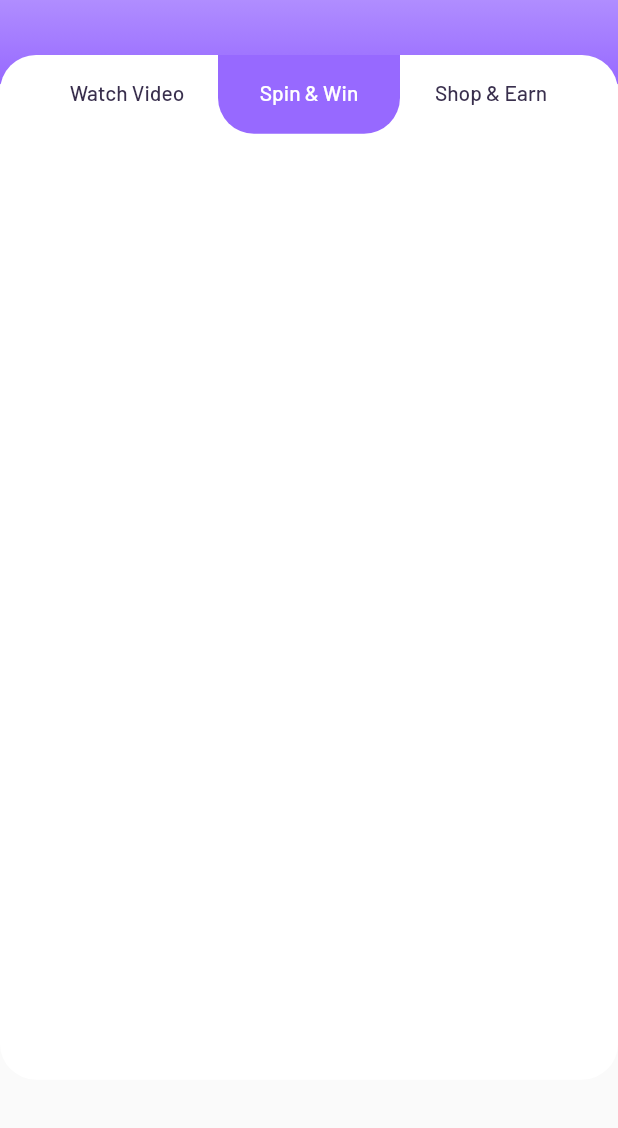
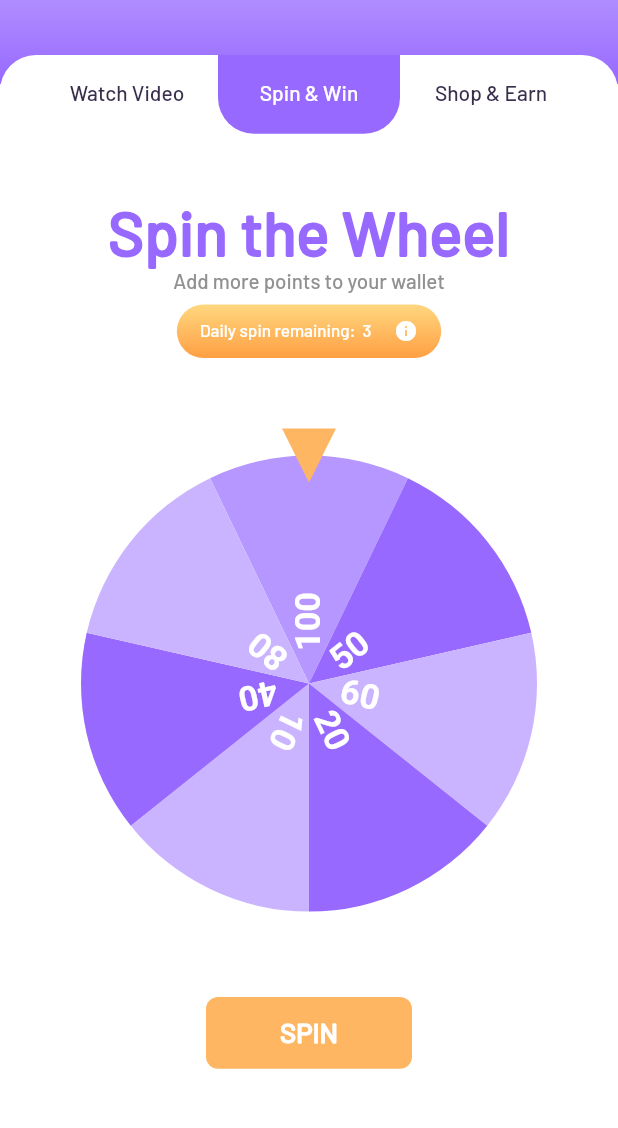
Before and after one commit to Sayeed-Maheen/QuizKwik, a Flutter app: the EarnPointsScreen screen opened directly, tab 2 chosen, on a phone screen of 412 x 824 dp, the part 95-1223 px from its top. Run offline on Flutter 3.47's test engine with Material 2 defaults, Android fonts, the light colour scheme and no system bars; drawn by our look-alikes of flutter_fortune_wheel; our stand-ins replace dotted_border, flutter_screenutil, flutter_svg, get, getwidget, persistent_bottom_nav_bar and 4 more; accounts and stored records are empty.

Commit message:
12.04.23

```diff
--- a/quizkwik/lib/models/adCarouselModel.dart
+++ b/quizkwik/lib/models/adCarouselModel.dart
@@ -4,7 +4,7 @@ import 'package:flutter/material.dart';
 import 'package:flutter_screenutil/flutter_screenutil.dart'; // Required for responsive design
 import 'package:get/get.dart';
 import 'package:get/get_core/src/get_main.dart';
-import 'package:quizkwik/screens/spinWheelScreen.dart';
+import 'package:quizkwik/models/spinAndWinModel.dart';
 
 import '../widgets/appColors.dart'; // Custom colors
 
@@ -100,7 +100,7 @@ class _AdCarouselModelState extends State<AdCarouselModel> {
                     child: GestureDetector(
                       onTap:(){
 
-                        Get.to(const SpinWheel());
+                        Get.to(const SpinAndWinModel());
                       },
                       child: SizedBox(
                         height: 160.h,
--- /dev/null
+++ b/quizkwik/lib/models/spinAndWinModel.dart
@@ -0,0 +1,277 @@
+import 'package:flutter/material.dart';
+import 'package:flutter_fortune_wheel/flutter_fortune_wheel.dart';
+import 'package:flutter_screenutil/flutter_screenutil.dart';
+import 'package:get/get.dart';
+import 'package:get/get_core/src/get_main.dart';
+import 'package:quizkwik/widgets/appColors.dart';
+import 'package:quizkwik/widgets/myButton.dart';
+import 'package:rxdart/rxdart.dart';
+import 'package:timer_count_down/timer_count_down.dart';
+
+class SpinAndWinModel extends StatefulWidget {
+  const SpinAndWinModel({Key? key}) : super(key: key);
+
+  @override
+  State<SpinAndWinModel> createState() => _SpinAndWinModelState();
+}
+
+class _SpinAndWinModelState extends State<SpinAndWinModel> {
+  final selected = BehaviorSubject<int>();
+  int rewards = 0;
+  bool _isSpinWheelDisabled = false;
+
+  List<int> items = [100, 50, 60, 20, 10, 40, 80];
+
+  @override
+  void dispose() {
+    selected.close();
+    super.dispose();
+  }
+
+  int _counter = 3;
+  Gradient _containerGradient = const LinearGradient(
+    begin: Alignment.topCenter,
+    end: Alignment.bottomCenter,
+    colors: [
+      AppColors.colorCard2GradientStart,
+      AppColors.colorCard2GradientEnd
+    ],
+  );
+  bool _isCounterDisabled = false;
+
+  void _incrementCounter() {
+    setState(() {
+      if (_counter > 0) {
+        _counter--;
+        if (_counter == 0) {
+          _containerGradient = const LinearGradient(
+            begin: Alignment.topCenter,
+            end: Alignment.bottomCenter,
+            colors: [Colors.grey, Colors.grey],
+          );
+          _isCounterDisabled = true;
+          _isSpinWheelDisabled = true;
+        }
+      }
+    });
+  }
+
+  void _showPointsPopup(int points) {
+    showDialog(
+      context: context,
+      barrierDismissible: false,
+      builder: (BuildContext context) {
+        return Dialog(
+          shape: RoundedRectangleBorder(
+            borderRadius: BorderRadius.circular(24),
+          ),
+          backgroundColor: AppColors.colorPopupBg,
+          child: Column(
+            mainAxisSize: MainAxisSize.min,
+            children: [
+              Container(
+                height: 110.h,
+                width: double.infinity,
+                padding: const EdgeInsets.only(top: 20),
+                decoration: const BoxDecoration(
+                  borderRadius: BorderRadius.vertical(
+                    top: Radius.circular(24),
+                  ),
+                  color: AppColors.colorWhiteHighEmp,
+                ),
+                child: Image.asset('assets/images/diamond2.png'),
+              ),
+              Container(
+                width: double.infinity,
+                padding: const EdgeInsets.all(16),
+                decoration: const BoxDecoration(
+                  borderRadius: BorderRadius.only(
+                      topRight: Radius.circular(0),
+                      bottomRight: Radius.circular(0),
+                      topLeft: Radius.circular(0),
+                      bottomLeft: Radius.circular(0)),
+                  color: AppColors.colorWhiteHighEmp,
+                ),
+                child: Center(
+                  child: Text(
+                    "Dammn! $points points",
+                    style: TextStyle(
+                        fontSize: 24.sp,
+                        fontWeight: FontWeight.w700,
+                        color: AppColors.colorPrimary),
+                  ),
+                ),
+              ),
+              Container(
+                  width: double.infinity,
+                  padding: const EdgeInsets.all(16),
+                  decoration: const BoxDecoration(
+                    borderRadius: BorderRadius.only(
+                        topRight: Radius.circular(0),
+                        bottomRight: Radius.circular(100),
+                        topLeft: Radius.circular(0),
+                        bottomLeft: Radius.circular(24)),
+                    color: AppColors.colorWhiteHighEmp,
+                  ),
+                  child: Padding(
+                    padding: const EdgeInsets.symmetric(horizontal: 40,vertical: 10),
+                    child: MyButton(onPressed: (){
+                      Get.back();
+                    }, text: "Close"),
+                  ))
+            ],
+          ),
+        );
+      },
+    );
+  }
+
+  @override
+  Widget build(BuildContext context) {
+    return Scaffold(
+      backgroundColor: AppColors.colorWhiteHighEmp,
+      body: Padding(
+        padding: const EdgeInsets.symmetric(horizontal: 16),
+        child: Column(
+          crossAxisAlignment: CrossAxisAlignment.center,
+          mainAxisAlignment: MainAxisAlignment.center,
+          children: [
+            Text(
+              "Spin the Wheel",
+              style: TextStyle(
+                  fontSize: 36.sp,
+                  color: AppColors.colorPrimary,
+                  fontWeight: FontWeight.w700),
+            ),
+            Text(
+              "Add more points to your wallet",
+              style: TextStyle(
+                  fontSize: 12.sp,
+                  color: AppColors.colorBlackLowEmp,
+                  fontWeight: FontWeight.w400),
+            ),
+            Container(
+              margin: const EdgeInsets.symmetric(vertical: 8),
+              padding: const EdgeInsets.symmetric(vertical: 8, horizontal: 8),
+              height: 30.h,
+              width: 154.w,
+              decoration: BoxDecoration(
+                borderRadius: BorderRadius.circular(100),
+                gradient: _containerGradient,
+              ),
+              child: Row(
+                mainAxisAlignment: MainAxisAlignment.spaceAround,
+                children: [
+                  Row(
+                    children: [
+                      Text(
+                        "Daily spin remaining:",
+                        style: TextStyle(
+                            fontSize: 10.sp,
+                            color: AppColors.colorWhiteHighEmp,
+                            fontWeight: FontWeight.w600),
+                      ),
+                      SizedBox(width: 4.w),
+                      Text(
+                        '$_counter',
+                        style: TextStyle(
+                            fontSize: 10.sp,
+                            color: AppColors.colorWhiteHighEmp,
+                            fontWeight: FontWeight.w600),
+                      ),
+                    ],
+                  ),
+                  const Icon(Icons.info,
+                      color: AppColors.colorWhiteHighEmp, size: 16)
+                ],
+              ),
+            ),
+            Visibility(
+              visible: _counter == 0,
+              child: Countdown(
+                seconds: 60,
+                build: (BuildContext context, double time) => Text(
+                  "Next spin in: " + time.toString(),
+                  style: TextStyle(
+                      fontSize: 10.sp,
+                      color: AppColors.colorError,
+                      fontWeight: FontWeight.w400),
+                ),
+                interval: const Duration(milliseconds: 500),
+                onFinished: () {
+                  // do something when the timer finishes
+                },
+              ),
+            ),
+            SizedBox(
+              height: 350.h,
+              child: FortuneWheel(
+                selected: selected.stream,
+                animateFirst: false,
+                indicators: const <FortuneIndicator>[
+                  FortuneIndicator(
+                    alignment: Alignment
+                        .topCenter, // <-- changing the position of the indicator
+                    child: TriangleIndicator(
+                      color: AppColors
+                          .colorSecondary, // <-- changing the color of the indicator
+                    ),
+                  ),
+                ],
+                items: [
+                  for (int i = 0; i < items.length; i++) ...<FortuneItem>{
+                    FortuneItem(
+                        child: Text(
+                      items[i].toString(),
+                      style: TextStyle(
+                          fontSize: 20.sp,
+                          color: AppColors.colorWhiteHighEmp,
+                          fontWeight: FontWeight.w600),
+                    )),
+                  },
+                ],
+                onAnimationEnd: () {
+                  setState(() {
+                    rewards = items[selected.value];
+                  });
+                  print(rewards);
+                  _showPointsPopup(rewards);
+                  setState(() {
+                    _isCounterDisabled = false;
+                    _isSpinWheelDisabled = false;
+                  });
+                },
+              ),
+            ),
+            GestureDetector(
+              onTap: _isSpinWheelDisabled
+                  ? null
+                  : () {
+                      _incrementCounter();
+                      setState(() {
+                        selected.add(Fortune.randomInt(0, items.length));
+                      });
+                    },
+              child: Container(
+                height: 40.h,
+                width: 120.w,
+                decoration: BoxDecoration(
+                    color: AppColors.colorSecondary,
+                    borderRadius: BorderRadius.circular(8)),
+                child: Center(
+                  child: Text(
+                    "SPIN",
+                    style: TextStyle(
+                        fontSize: 16.sp,
+                        color: AppColors.colorWhiteHighEmp,
+                        fontWeight: FontWeight.w700),
+                  ),
+                ),
+              ),
+            ),
+          ],
+        ),
+      ),
+    );
+  }
+}
--- a/quizkwik/lib/screens/earnPointsScreen.dart
+++ b/quizkwik/lib/screens/earnPointsScreen.dart
@@ -2,6 +2,8 @@ import 'package:flutter/material.dart';
 import 'package:flutter_screenutil/flutter_screenutil.dart';
 import 'package:get/get.dart';
 import 'package:get/get_core/src/get_main.dart';
+import 'package:quizkwik/models/awaitsForYouModel.dart';
+import 'package:quizkwik/models/spinAndWinModel.dart';
 import 'package:quizkwik/models/watchVideoModel.dart';
 
 import '../models/myBottomNav.dart';
@@ -83,7 +85,7 @@ class _EarnPointsScreenState extends State<EarnPointsScreen>
                   child: SingleChildScrollView(
                     child: Container(
                       margin: const EdgeInsets.only(top: 100),
-                      height: 572.h,
+                      height: 600.h,
                       decoration: BoxDecoration(
                           color: AppColors.colorWhiteHighEmp,
                           borderRadius: BorderRadius.circular(24)),
@@ -115,12 +117,15 @@ class _EarnPointsScreenState extends State<EarnPointsScreen>
                           Expanded(
                             child: TabBarView(
                               physics: const BouncingScrollPhysics(),
-                              children: [
-                                const WatchVideoModel(),
-                                Container(),
-                                Container(),
+                              controller: _tabController,
+                              children: const [
+                                WatchVideoModel(),
+                                SpinAndWinModel(),
+                                Padding(
+                                  padding: EdgeInsets.symmetric(horizontal: 16),
+                                  child: AwaitForYouModel(),
+                                ),
                               ],
-                              controller: _tabController,
                             ),
                           ),
                         ],
--- a/quizkwik/pubspec.yaml
+++ b/quizkwik/pubspec.yaml
@@ -49,6 +49,7 @@ dependencies:
   share_plus: ^6.3.2
   flutter_fortune_wheel: ^1.2.0
   rxdart: ^0.27.7
+  timer_count_down: ^2.2.2
 
 
 
```
Also changed, not shown: quizkwik/lib/models/watchVideoModel.dart (+18 -0 lines), quizkwik/lib/screens/spinWheelScreen.dart (deleted, +0 -100 lines), quizkwik/assets/images/diamond2.png (added), quizkwik/pubspec.lock.
